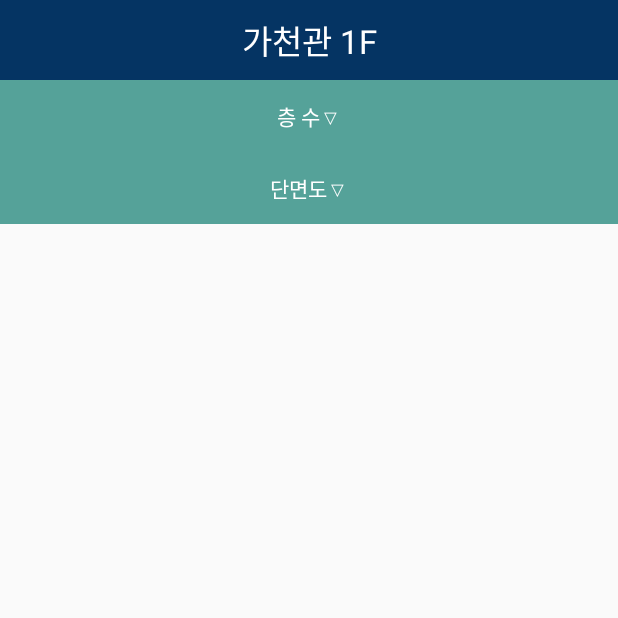
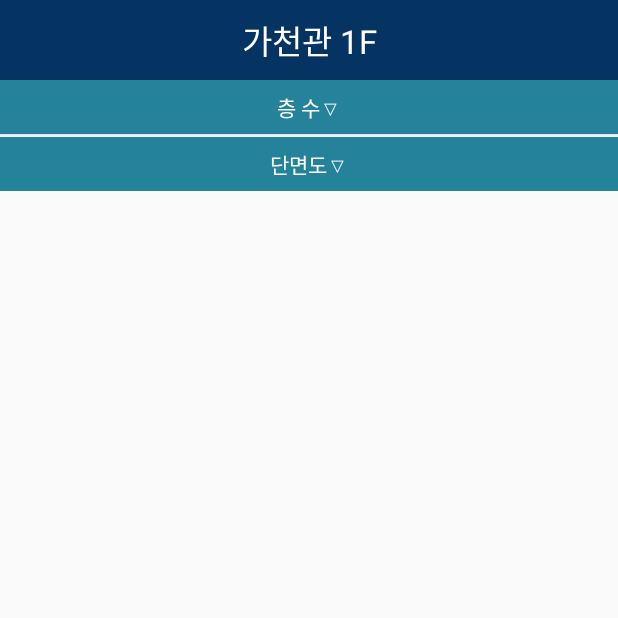
Before and after one commit to stafor94/FinalProject, an Android app: the screen it shows after launch (SeekActivity), after a tap on "가천관", on a phone screen of 412 x 824 dp, the top half of it. Run offline under Robolectric (Android 15) with nearby library versions, the phone set to English and light mode, and no system bars.

Commit message:
바 크기

```diff
--- a/app/src/main/res/layout/activity_recent.xml
+++ b/app/src/main/res/layout/activity_recent.xml
@@ -8,7 +8,7 @@
     <LinearLayout
         android:layout_width="match_parent"
 
-        android:layout_height="wrap_content"
+        android:layout_height="36dp"
         android:background="#24839b"
         android:gravity="center_horizontal"
         android:orientation="horizontal">
@@ -20,7 +20,7 @@
             android:layout_gravity="center_horizontal|center_vertical"
             android:text="조회 목록"
             android:textColor="@color/colorWhile"
-            android:textSize="30sp"
+            android:textSize="30dp"
             app:layout_constraintHorizontal_bias="0.502"
             app:layout_constraintLeft_toLeftOf="parent"
             app:layout_constraintRight_toRightOf="parent"
--- a/app/src/main/res/layout/activity_seek.xml
+++ b/app/src/main/res/layout/activity_seek.xml
@@ -47,11 +47,13 @@
         <Button
             android:id="@+id/btn_spread"
             android:layout_width="match_parent"
-            android:layout_height="wrap_content"
+            android:layout_height="36dp"
             android:layout_weight="1"
-            android:background="#55A299"
+            android:background="#24839b"
             android:text="층 수▽"
-            android:textColor="#FFFFFF" />
+            android:textColor="#FFFFFF"
+            android:layout_marginBottom="2dp"
+            />
 
     </LinearLayout>
 
@@ -71,9 +73,9 @@
         <Button
             android:id="@+id/btn_spread2"
             android:layout_width="match_parent"
-            android:layout_height="wrap_content"
+            android:layout_height="36dp"
             android:layout_weight="1"
-            android:background="#55A299"
+            android:background="#24839b"
             android:text="단면도▽"
             android:textColor="#FFFFFF" />
 
--- a/app/src/main/res/values/colors.xml
+++ b/app/src/main/res/values/colors.xml
@@ -3,6 +3,6 @@
     <color name="colorPrimary">#3f51b5</color>
     <color name="colorPrimaryDark">#303F9F</color>
     <color name="colorAccent">#FF4081</color>
-    <color name="colorGray">#888888</color>
+    <color name="colorGray">#000000</color>
     <color name="colorWhile">#FFFFFF</color>
 </resources>
```
